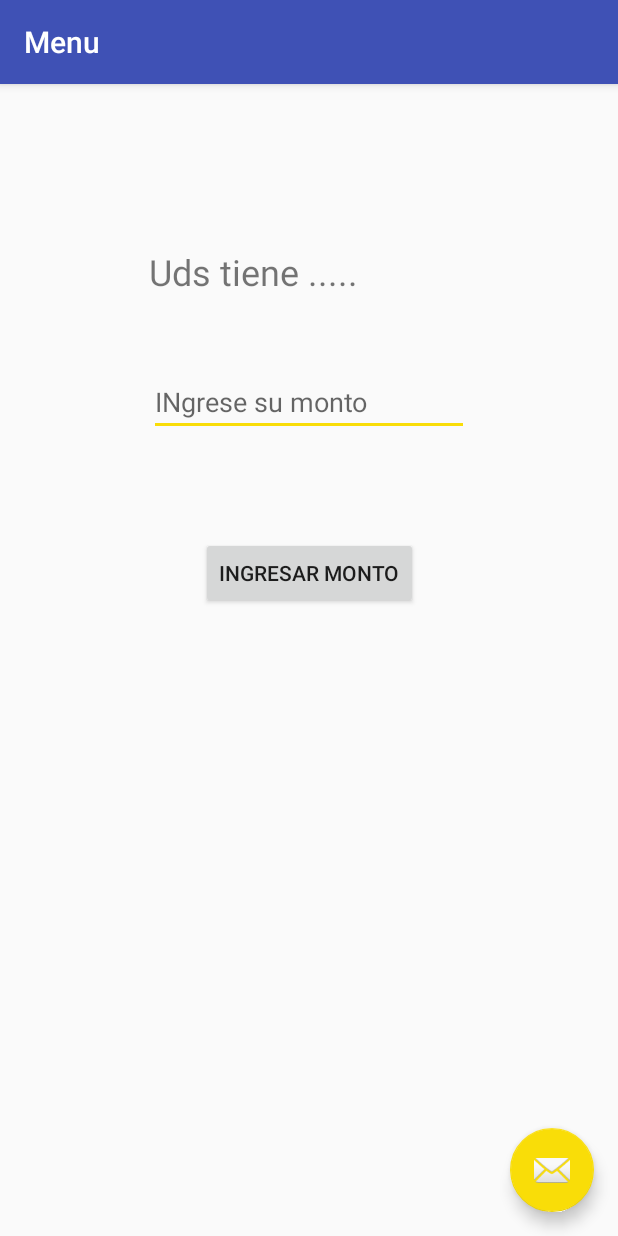
After one commit to FuerzaGupo/App, an Android app: the Menu screen opened directly, with no data from a screen before it, on a phone screen of 412 x 824 dp. The commit adds this screen. Run offline under Robolectric (Android 15) with nearby library versions, the phone set to English and light mode, and no system bars.

Commit message:
vamos grupo

```diff
--- a/app/src/main/AndroidManifest.xml
+++ b/app/src/main/AndroidManifest.xml
@@ -21,6 +21,10 @@
             android:name=".Tab"
             android:label="@string/title_activity_tab"
             android:theme="@style/AppTheme.NoActionBar" />
+        <activity
+            android:name=".Menu"
+            android:label="@string/title_activity_menu"
+            android:theme="@style/AppTheme.NoActionBar"></activity>
     </application>
 
 </manifest>
--- a/app/src/main/java/com/home/example/sqllogin/LoginActivity.java
+++ b/app/src/main/java/com/home/example/sqllogin/LoginActivity.java
@@ -93,7 +93,7 @@ public class LoginActivity extends AppCompatActivity implements View.OnClickList
 
         if (databaseHelper.checkUser(textInputEditTextEmail.getText().toString().trim()
                 , textInputEditTextPassword.getText().toString().trim())) {
-            Intent accountsIntent = new Intent(activity, Tab.class);
+            Intent accountsIntent = new Intent(activity, Menu.class);
             accountsIntent.putExtra("EMAIL", textInputEditTextEmail.getText().toString().trim());
             emptyInputEditText();
             startActivity(accountsIntent);
--- /dev/null
+++ b/app/src/main/java/com/home/example/sqllogin/Menu.java
@@ -0,0 +1,54 @@
+package com.home.example.sqllogin;
+
+import android.content.Intent;
+import android.os.Bundle;
+import android.support.design.widget.FloatingActionButton;
+import android.support.v7.app.AppCompatActivity;
+import android.support.v7.widget.Toolbar;
+import android.view.View;
+import android.widget.Button;
+import android.widget.EditText;
+import android.widget.TextView;
+
+public class Menu extends AppCompatActivity {
+
+    private EditText miCaja;
+    private TextView miSalida;
+    private Button boton;
+
+
+    @Override
+    protected void onCreate(Bundle savedInstanceState) {
+        super.onCreate(savedInstanceState);
+        setContentView(R.layout.activity_menu);
+        Toolbar toolbar = (Toolbar) findViewById(R.id.toolbar);
+        setSupportActionBar(toolbar);
+
+
+
+        miCaja = (EditText) findViewById(R.id.texte);
+        miSalida = (TextView) findViewById(R.id.texto);
+        boton = (Button) findViewById(R.id.btn);
+
+        boton.setOnClickListener(new View.OnClickListener() {
+            @Override
+            public void onClick(View v) {
+                String miNombre = null;
+                miNombre = miCaja.getText().toString();
+                miSalida.setText(miNombre);
+            }
+        });
+
+
+
+        FloatingActionButton fab = (FloatingActionButton) findViewById(R.id.fab);
+        fab.setOnClickListener(new View.OnClickListener() {
+            @Override
+            public void onClick(View view) {
+                Intent nuevo = new Intent(Menu.this,Tab.class);
+                startActivity(nuevo);
+            }
+        });
+    }
+
+}
--- a/app/src/main/java/com/home/example/sqllogin/Tab.java
+++ b/app/src/main/java/com/home/example/sqllogin/Tab.java
@@ -33,6 +33,7 @@ public class Tab extends AppCompatActivity {
 
         TabLayout tabLayout = (TabLayout) findViewById(R.id.tabs);
         tabLayout.setupWithViewPager(mViewPager);
+
     }
 
 
--- a/app/src/main/java/com/home/example/sqllogin/Tab03Favorites.java
+++ b/app/src/main/java/com/home/example/sqllogin/Tab03Favorites.java
@@ -17,4 +17,5 @@ public class Tab03Favorites extends Fragment {
         View view= inflater.inflate(R.layout.tab03_favorites, container, false);
         return view;
     }
+
 }
--- /dev/null
+++ b/app/src/main/res/layout/activity_menu.xml
@@ -0,0 +1,33 @@
+<?xml version="1.0" encoding="utf-8"?>
+<android.support.design.widget.CoordinatorLayout xmlns:android="http://schemas.android.com/apk/res/android"
+    xmlns:app="http://schemas.android.com/apk/res-auto"
+    xmlns:tools="http://schemas.android.com/tools"
+    android:layout_width="match_parent"
+    android:layout_height="match_parent"
+    tools:context="com.home.example.sqllogin.Menu">
+
+    <android.support.design.widget.AppBarLayout
+        android:layout_width="match_parent"
+        android:layout_height="wrap_content"
+        android:theme="@style/AppTheme.AppBarOverlay">
+
+        <android.support.v7.widget.Toolbar
+            android:id="@+id/toolbar"
+            android:layout_width="match_parent"
+            android:layout_height="?attr/actionBarSize"
+            android:background="?attr/colorPrimary"
+            app:popupTheme="@style/AppTheme.PopupOverlay" />
+
+    </android.support.design.widget.AppBarLayout>
+
+    <include layout="@layout/content_menu" />
+
+    <android.support.design.widget.FloatingActionButton
+        android:id="@+id/fab"
+        android:layout_width="wrap_content"
+        android:layout_height="wrap_content"
+        android:layout_gravity="bottom|end"
+        android:layout_margin="@dimen/fab_margin"
+        app:srcCompat="@android:drawable/ic_dialog_email" />
+
+</android.support.design.widget.CoordinatorLayout>
--- /dev/null
+++ b/app/src/main/res/layout/content_menu.xml
@@ -0,0 +1,64 @@
+<?xml version="1.0" encoding="utf-8"?>
+<android.support.constraint.ConstraintLayout xmlns:android="http://schemas.android.com/apk/res/android"
+    xmlns:app="http://schemas.android.com/apk/res-auto"
+    xmlns:tools="http://schemas.android.com/tools"
+    android:layout_width="match_parent"
+    android:layout_height="match_parent"
+    app:layout_behavior="@string/appbar_scrolling_view_behavior"
+    tools:context="com.home.example.sqllogin.Menu"
+    tools:showIn="@layout/activity_menu"
+    tools:layout_editor_absoluteY="81dp"
+    tools:layout_editor_absoluteX="0dp">
+
+    <TextView
+        android:id="@+id/texto"
+        android:layout_width="wrap_content"
+        android:layout_height="wrap_content"
+        android:textSize="24sp"
+        tools:layout_constraintRight_creator="1"
+        tools:layout_constraintBottom_creator="1"
+        app:layout_constraintBottom_toTopOf="@+id/texte"
+        android:layout_marginEnd="23dp"
+        app:layout_constraintRight_toRightOf="@+id/texte"
+        android:layout_marginBottom="48dp"
+        android:layout_marginRight="23dp" />
+
+    <Button
+        android:id="@+id/btn"
+        android:layout_width="wrap_content"
+        android:layout_height="wrap_content"
+        android:layout_marginTop="67dp"
+        android:text="ingresar monto"
+        app:layout_constraintLeft_toLeftOf="parent"
+        app:layout_constraintRight_toRightOf="parent"
+        app:layout_constraintTop_toBottomOf="@+id/texte"
+        tools:layout_constraintLeft_creator="1"
+        tools:layout_constraintRight_creator="1"
+        tools:layout_constraintTop_creator="1" />
+
+    <EditText
+        android:id="@+id/texte"
+        android:layout_width="wrap_content"
+        android:layout_height="wrap_content"
+        android:layout_marginTop="189dp"
+        android:ems="10"
+        android:hint="INgrese su monto"
+        android:inputType="textPersonName"
+        app:layout_constraintLeft_toLeftOf="parent"
+        app:layout_constraintRight_toRightOf="parent"
+        app:layout_constraintTop_toTopOf="parent"
+        tools:layout_constraintLeft_creator="1"
+        tools:layout_constraintRight_creator="1"
+        tools:layout_constraintTop_creator="1" />
+
+    <TextView
+        android:id="@+id/textView2"
+        android:layout_width="wrap_content"
+        android:layout_height="wrap_content"
+        android:text="Uds tiene ....."
+        android:textSize="24sp"
+        app:layout_constraintBaseline_toBaselineOf="@+id/texto"
+        tools:layout_constraintBaseline_creator="1"
+        tools:layout_constraintLeft_creator="1"
+        app:layout_constraintLeft_toLeftOf="@+id/texte" />
+</android.support.constraint.ConstraintLayout>
--- a/app/src/main/res/values/strings.xml
+++ b/app/src/main/res/values/strings.xml
@@ -30,6 +30,7 @@
     <string name="title_activity_tab">SolesMAP</string>
     <string name="title_activity_about">About</string>
     <string name="foto">foto</string>
+    <string name="title_activity_menu">Menu</string>
 
 
 </resources>
```
Also changed, not shown: app/src/main/res/layout/activity_tab.xml (+22 -8 lines), app/src/main/res/layout/tab03_favorites.xml (+4 -5 lines), app/src/main/res/drawable/imgserver.jpg (deleted), app/src/main/res/drawable/logo.png (deleted).
